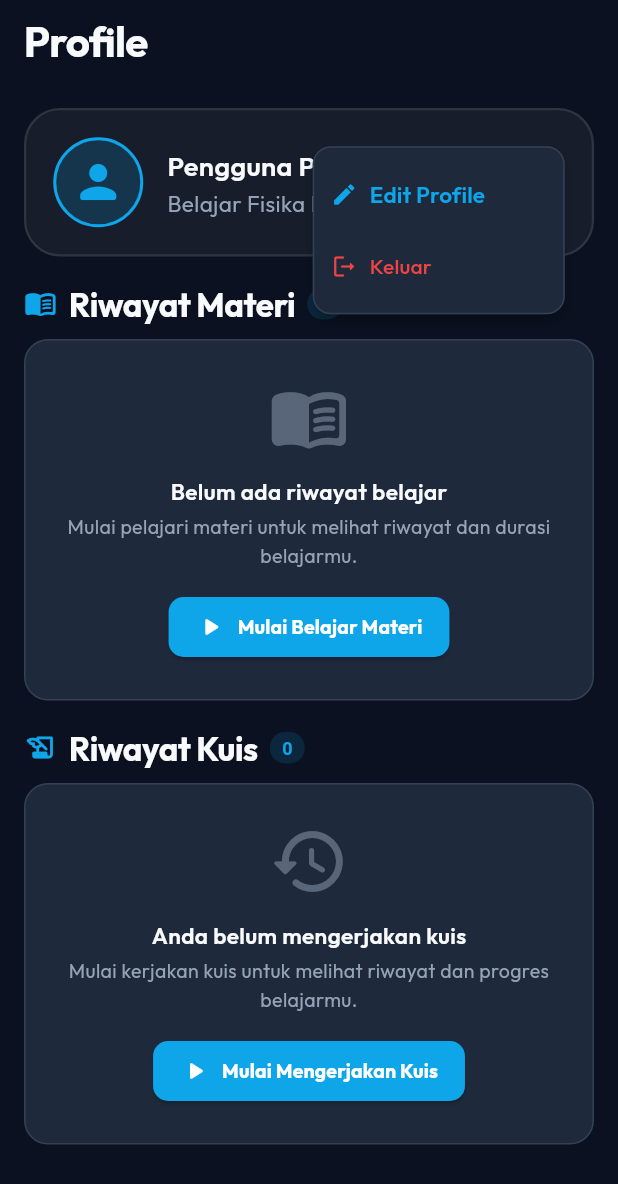
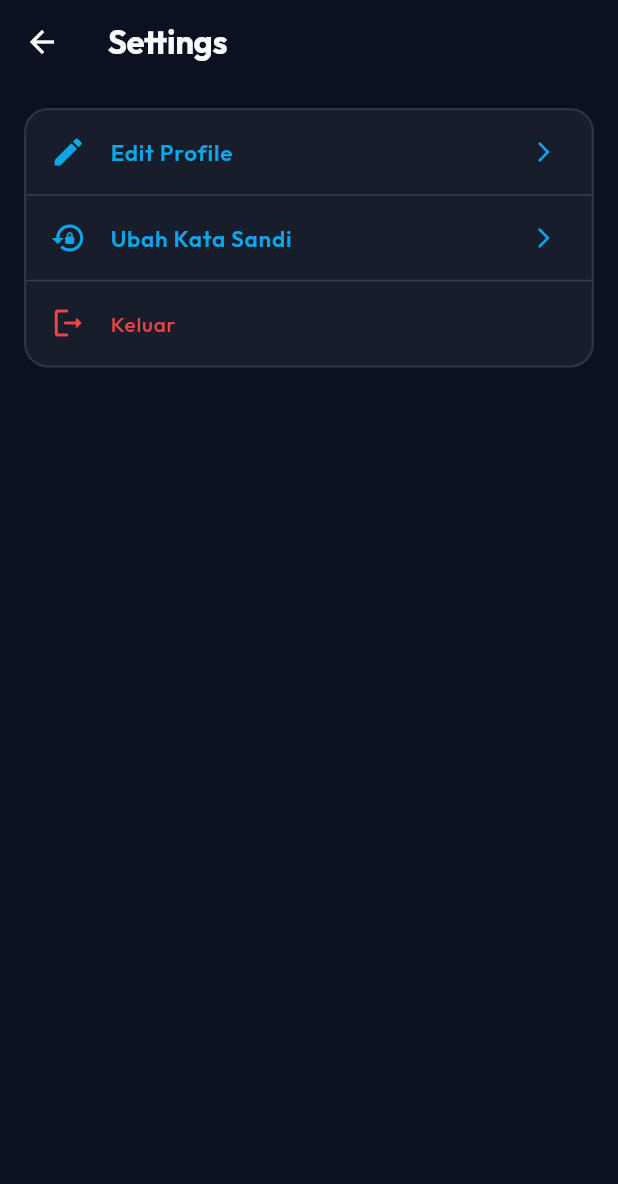
Before and after one commit to Ge3nnnn/Phintar, a Flutter app: the ProfilePagePhintar screen opened directly, after a tap on the "settings" icon, on a phone screen of 412 x 824 dp. Shown: the top 1184 px of the screen. Run offline on Flutter 3.47's test engine with Material 3 defaults, Android fonts, the phone set to English and light mode, and no system bars; our stand-ins replace google_fonts, lottie, shared_preferences, sqflite, youtube_player_iframe; accounts and stored records are empty.

Commit message:
alpha 1.01

```diff
--- a/lib/views/5_features/Profile_page/profile_page.dart
+++ b/lib/views/5_features/Profile_page/profile_page.dart
@@ -1,7 +1,6 @@
 import 'package:blabla/constants/app_theme.dart';
 import 'package:blabla/constants/app_typografy.dart';
-import 'package:blabla/views/1_loginpage/login_page_phintar.dart';
-import 'package:blabla/views/4_edit_profile_page/edit_profile_phintar.dart';
+import 'package:blabla/views/7_setting_page/settings_page.dart';
 import 'package:blabla/widgets/app_bar.dart';
 import 'package:blabla/widgets/extention/navigator.dart';
 import 'package:blabla/models/preference_handler.dart';
@@ -84,64 +83,74 @@ class _ProfilePagePhintarState extends State<ProfilePagePhintar> {
                         ],
                       ),
                     ),
-                    PopupMenuButton<String>(
-                      icon: const Icon(
+                    IconButton(
+                      icon: Icon(
                         Icons.settings,
                         color: AppTheme.textColor,
-                        size: 20,
+                        size: 24,
                       ),
-                      color: AppTheme.backgroundSecondary,
-                      shape: RoundedRectangleBorder(
-                        borderRadius: BorderRadius.circular(12),
-                        side: const BorderSide(color: Color(0xFF334155)),
-                      ),
-                      onSelected: (value) async {
-                        if (value == 'quit') {
-                          await PreferenceHandler.logOut();
-                          if (!context.mounted) return;
-                          context.pushAndRemoveAll(const LoginPagePhintar());
-                        } else if (value == 'edit_profile') {
-                          context.push(const EditProfilePhintar()).then((_) {
-                            if (mounted) setState(() {});
-                          });
-                        }
-                        // Tambahkan disini jika ingin menambahkan fitur yang lain
+                      onPressed: () {
+                        context.push(SettingsPage());
                       },
-                      itemBuilder: (context) => [
-                        // daftar di titik 3
-                        PopupMenuItem(
-                          value: 'edit_profile',
-                          child: Row(
-                            children: [
-                              Icon(
-                                Icons.edit,
-                                color: AppTheme.bottonColor,
-                                size: 18,
-                              ),
-                              SizedBox(width: 8),
-                              Text(
-                                'Edit Profile',
-                                style: AppTextStyle.progresText,
-                              ),
-                            ],
-                          ),
-                        ),
-                        PopupMenuItem(
-                          value: 'quit',
-                          child: Row(
-                            children: [
-                              Icon(
-                                Icons.logout_rounded,
-                                color: AppTheme.merah,
-                                size: 18,
-                              ),
-                              SizedBox(width: 8),
-                              Text('Keluar', style: AppTextStyle.warningText),
-                            ],
-                          ),
-                        ),
-                      ],
                     ),
+                    // PopupMenuButton<String>(
+                    //   icon: const Icon(
+                    //     Icons.settings,
+                    //     color: AppTheme.textColor,
+                    //     size: 20,
+                    //   ),
+                    //   color: AppTheme.backgroundSecondary,
+                    //   shape: RoundedRectangleBorder(
+                    //     borderRadius: BorderRadius.circular(12),
+                    //     side: const BorderSide(color: Color(0xFF334155)),
+                    //   ),
+                    //   onSelected: (value) async {
+                    //     if (value == 'quit') {
+                    //       await PreferenceHandler.logOut();
+                    //       if (!context.mounted) return;
+                    //       context.pushAndRemoveAll(const LoginPagePhintar());
+                    //     } else if (value == 'edit_profile') {
+                    //       context.push(const EditProfilePhintar()).then((_) {
+                    //         if (mounted) setState(() {});
+                    //       });
+                    //     }
+                    //     // Tambahkan disini jika ingin menambahkan fitur yang lain
+                    //   },
+                    //   itemBuilder: (context) => [
+                    //     // daftar di titik 3
+                    //     PopupMenuItem(
+                    //       value: 'edit_profile',
+                    //       child: Row(
+                    //         children: [
+                    //           Icon(
+                    //             Icons.edit,
+                    //             color: AppTheme.bottonColor,
+                    //             size: 18,
+                    //           ),
+                    //           SizedBox(width: 8),
+                    //           Text(
+                    //             'Edit Profile',
+                    //             style: AppTextStyle.progresText,
+                    //           ),
+                    //         ],
+                    //       ),
+                    //     ),
+                    //     PopupMenuItem(
+                    //       value: 'quit',
+                    //       child: Row(
+                    //         children: [
+                    //           Icon(
+                    //             Icons.logout_rounded,
+                    //             color: AppTheme.merah,
+                    //             size: 18,
+                    //           ),
+                    //           SizedBox(width: 8),
+                    //           Text('Keluar', style: AppTextStyle.warningText),
+                    //         ],
+                    //       ),
+                    //     ),
+                    //   ],
+                    // ),
                   ],
                 ),
               ),
--- /dev/null
+++ b/lib/views/7_setting_page/settings_page.dart
@@ -0,0 +1,101 @@
+import 'package:flutter/material.dart';
+import 'package:blabla/constants/app_theme.dart';
+import 'package:blabla/constants/app_typografy.dart';
+import 'package:blabla/views/1_loginpage/login_page_phintar.dart';
+import 'package:blabla/views/4_edit_profile_page/edit_profile_phintar.dart';
+import 'package:blabla/views/3_reset_password_page/reset_password_page2.dart';
+import 'package:blabla/widgets/extention/navigator.dart';
+import 'package:blabla/models/preference_handler.dart';
+import 'package:blabla/widgets/app_bar.dart';
+
+class SettingsPage extends StatefulWidget {
+  const SettingsPage({super.key});
+
+  @override
+  State<SettingsPage> createState() => _SettingsPageState();
+}
+
+class _SettingsPageState extends State<SettingsPage> {
+  @override
+  Widget build(BuildContext context) {
+    return Scaffold(
+      backgroundColor: AppTheme.backgroundPrimary,
+      appBar: const CustomAppBar2(
+        title: "Settings",
+        prefixIcon: Icons.arrow_back,
+      ),
+      body: ListView(
+        padding: const EdgeInsets.all(16),
+        children: [
+          Container(
+            decoration: BoxDecoration(
+              color: AppTheme.glassBackground,
+              borderRadius: BorderRadius.circular(16),
+              border: Border.all(color: AppTheme.glassBorder, width: 1.5),
+            ),
+            child: Column(
+              children: [
+                ListTile(
+                  leading: const Icon(Icons.edit, color: AppTheme.bottonColor),
+                  title: Text('Edit Profile', style: AppTextStyle.progresText),
+                  trailing: const Icon(
+                    Icons.arrow_forward_ios,
+                    color: AppTheme.bottonColor,
+                    size: 16,
+                  ),
+                  onTap: () {
+                    context.push(const EditProfilePhintar()).then((_) {
+                      if (mounted) setState(() {});
+                    });
+                  },
+                ),
+                const Divider(color: AppTheme.borderColor, height: 1),
+                ListTile(
+                  leading: const Icon(
+                    Icons.lock_reset,
+                    color: AppTheme.bottonColor,
+                  ),
+                  title: Text(
+                    'Ubah Kata Sandi',
+                    style: AppTextStyle.progresText,
+                  ),
+                  trailing: const Icon(
+                    Icons.arrow_forward_ios,
+                    color: AppTheme.bottonColor,
+                    size: 16,
+                  ),
+                  onTap: () {
+                    final email = PreferenceHandler.userEmail;
+                    context
+                        .push(
+                          ResetPasswordPage2(
+                            email: email,
+                            isFromSettings: true,
+                          ),
+                        )
+                        .then((_) {
+                          if (mounted) setState(() {});
+                        });
+                  },
+                ),
+                const Divider(color: AppTheme.borderColor, height: 1),
+                ListTile(
+                  leading: const Icon(
+                    Icons.logout_rounded,
+                    color: AppTheme.merah,
+                  ),
+                  title: Text('Keluar', style: AppTextStyle.warningText),
+                  onTap: () async {
+                    await PreferenceHandler.logOut();
+                    if (!context.mounted) return;
+                    context.pushAndRemoveAll(const LoginPagePhintar());
+                  },
+                ),
+              ],
+            ),
+          ),
+        ],
+      ),
+    );
+  }
+}
```
Also changed, not shown: lib/views/3_reset_password_page/reset_password_page2.dart (+17 -2 lines).
